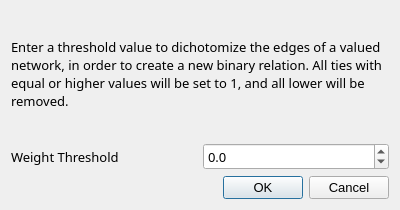
Qt form src/forms/dialogedgedichotomization.ui (socnetv/app) before a commit.
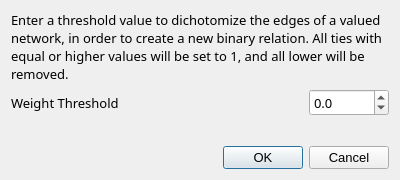
The same form after that commit.

Commit message: More polished stylesheet. Fix a bug in dichotomization dialog

What changed in the file:
```diff
--- a/src/forms/dialogedgedichotomization.ui
+++ b/src/forms/dialogedgedichotomization.ui
@@ -7,13 +7,13 @@
     <x>0</x>
     <y>0</y>
     <width>400</width>
-    <height>210</height>
+    <height>180</height>
    </rect>
   </property>
   <property name="minimumSize">
    <size>
     <width>400</width>
-    <height>210</height>
+    <height>180</height>
    </size>
   </property>
   <property name="font">
@@ -71,6 +71,18 @@
      </item>
      <item>
       <widget class="QDoubleSpinBox" name="weightThreshold">
+       <property name="minimumSize">
+        <size>
+         <width>60</width>
+         <height>0</height>
+        </size>
+       </property>
+       <property name="maximumSize">
+        <size>
+         <width>80</width>
+         <height>100</height>
+        </size>
+       </property>
        <property name="font">
         <font>
          <family>Sans Serif</family>
@@ -87,7 +99,7 @@
      </item>
     </layout>
    </item>
-   <item row="2" column="0">
+   <item row="3" column="0">
     <widget class="QDialogButtonBox" name="buttonBox">
      <property name="orientation">
       <enum>Qt::Horizontal</enum>
@@ -97,6 +109,19 @@
      </property>
     </widget>
    </item>
+   <item row="2" column="0">
+    <spacer name="verticalSpacer">
+     <property name="orientation">
+      <enum>Qt::Vertical</enum>
+     </property>
+     <property name="sizeHint" stdset="0">
+      <size>
+       <width>20</width>
+       <height>15</height>
+      </size>
+     </property>
+    </spacer>
+   </item>
   </layout>
  </widget>
  <resources/>
```
The commit also changes 2 other files.
